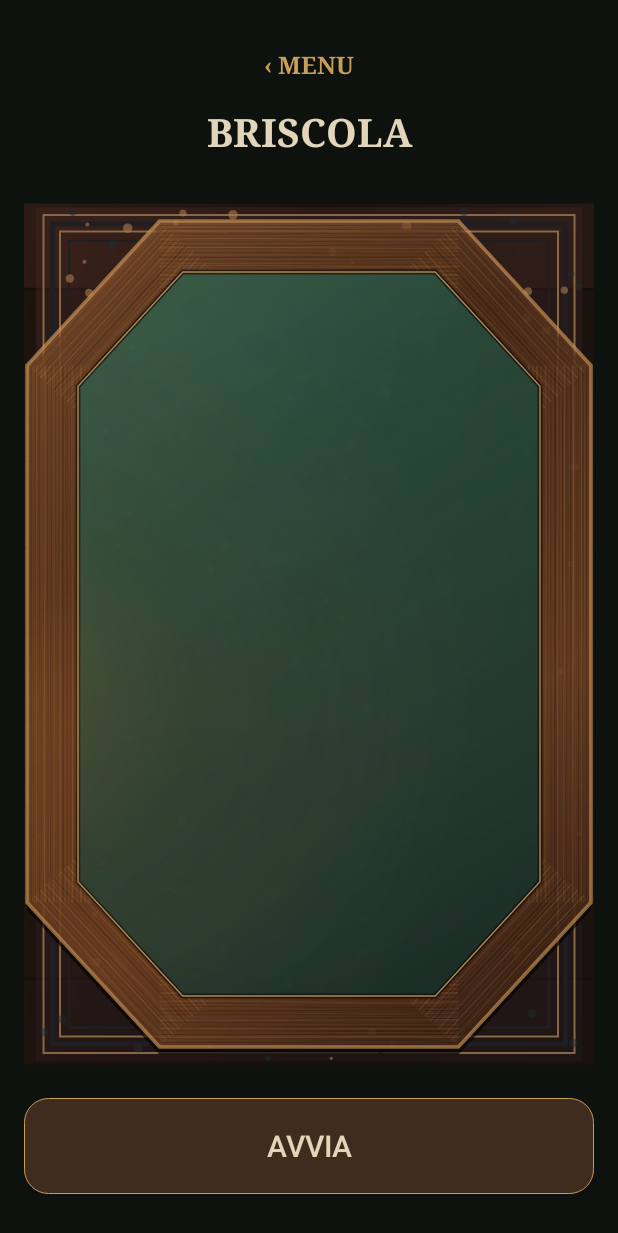
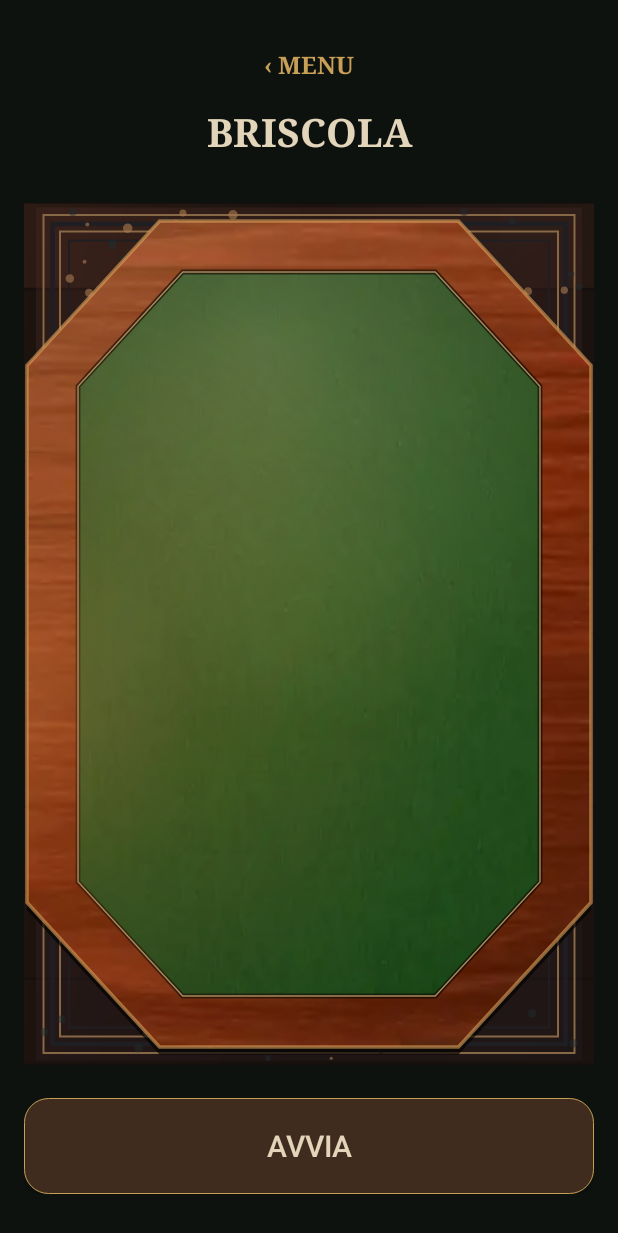
Before and after one commit to studiosmus-source/CARTE-, an Android app: the screen it shows after launch (MainActivity), after a tap on "BRISCOLA", on a phone screen of 412 x 824 dp. Shown: the top 1233 px of the screen. Run offline under Robolectric (Android 15) with nearby library versions, the light colour scheme and no system bars.

Commit message:
Render supplied walnut and felt textures and strengthen cinematic overhead and firelight

```diff
--- a/app/src/main/java/it/studiosmus/carte/ui/SalonTable.kt
+++ b/app/src/main/java/it/studiosmus/carte/ui/SalonTable.kt
@@ -1,6 +1,8 @@
 package it.studiosmus.carte.ui
 
 import android.content.Context
+import android.graphics.Bitmap
+import android.graphics.BitmapFactory
 import android.graphics.Canvas
 import android.graphics.Color
 import android.graphics.LinearGradient
@@ -12,7 +14,6 @@ import android.graphics.Shader
 import android.os.SystemClock
 import android.view.View
 import android.widget.FrameLayout
-import kotlin.math.hypot
 import kotlin.math.max
 import kotlin.math.min
 import kotlin.math.sin
@@ -20,8 +21,8 @@ import kotlin.random.Random
 
 /**
  * Portrait-adaptive overhead salon table, inspired by the supplied eight-sided
- * walnut / green felt / Persian rug reference. Procedural paint avoids large
- * bitmaps, network access, frame loops and extra asset dependencies.
+ * walnut / green felt / Persian rug reference. Wood and felt use the
+ * actual supplied photographic materials, bundled offline as WebP assets.
  *
  * This view is only the background. Game cards, stock and touch targets remain
  * independent children of the FrameLayout.
@@ -29,6 +30,22 @@ import kotlin.random.Random
 class SalonTable(context: Context, fireplaceIntensity: Float = 0f) : FrameLayout(context) {
     private val fireAmount = fireplaceIntensity.coerceIn(0f, 1f)
     private val density = resources.displayMetrics.density
+    private val woodTexture by lazy { loadTexture("salon_wood") }
+    private val feltTexture by lazy { loadTexture("salon_felt") }
+
+    private fun loadTexture(name: String): Bitmap? = synchronized(textureCache) {
+        textureCache[name] ?: try {
+            context.assets.open("textures/$name.webp").use { input ->
+                BitmapFactory.decodeStream(input)?.also { textureCache[name] = it }
+            }
+        } catch (_: java.io.IOException) {
+            null // The CI gate rejects missing files; keep crash-safe fallback.
+        }
+    }
+
+    companion object {
+        private val textureCache = mutableMapOf<String, Bitmap>()
+    }
     private fun dp(value: Float) = value * density
 
     private fun octagon(rect: RectF, cutX: Float, cutY: Float): Path {
@@ -142,43 +159,29 @@ class SalonTable(context: Context, fireplaceIntensity: Float = 0f) : FrameLayout
             canvas.drawPath(outerShape, paint)
             paint.shader = null
 
-            // Grain runs in the direction of each of the eight rail segments,
-            // rather than horizontally across the whole table.
-            val vertices = corners(outer, cutX, cutY)
+            // Real user-supplied walnut texture on the wood ring only.
+            woodTexture?.let { wood ->
+                canvas.save()
+                canvas.clipPath(outerShape)
+                canvas.clipOutPath(innerShape)
+                paint.style = Paint.Style.FILL
+                paint.shader = null
+                paint.alpha = 255
+                paint.isFilterBitmap = true
+                canvas.drawBitmap(wood, null, outer, paint)
+                canvas.restore()
+            }
+            // Gentle overhead sheen adds depth without masking the photograph.
             canvas.save()
             canvas.clipPath(outerShape)
-            canvas.clipOutPath(innerShape) // API 26+, the app's minSdk.
-            val grain = Random(8523)
-            for (edge in 0 until vertices.size) {
-                val a = vertices[edge]
-                val b = vertices[(edge + 1) % vertices.size]
-                val dx = b.first - a.first
-                val dy = b.second - a.second
-                val length = hypot(dx, dy).coerceAtLeast(1f)
-                val nx = -dy / length
-                val ny = dx / length
-                for (line in 0 until 85) {
-                    val offset = rail * 1.65f * (line + .5f) / 85f
-                    val wobble = (grain.nextFloat() - .5f) * dp(5f)
-                    val x1 = a.first + nx * offset
-                    val y1 = a.second + ny * offset
-                    val x2 = b.first + nx * offset
-                    val y2 = b.second + ny * offset
-                    val stroke = Path().apply {
-                        moveTo(x1, y1)
-                        cubicTo(x1 + dx * .33f + nx * wobble,
-                            y1 + dy * .33f + ny * wobble,
-                            x1 + dx * .7f - nx * wobble * .7f,
-                            y1 + dy * .7f - ny * wobble * .7f,
-                            x2, y2)
-                    }
-                    paint.style = Paint.Style.STROKE
-                    paint.strokeWidth = dp(if (line % 9 == 0) .9f else .32f)
-                    paint.color = if (line % 4 == 0)
-                        Color.argb(58, 20, 9, 6) else Color.argb(37, 241, 169, 96)
-                    canvas.drawPath(stroke, paint)
-                }
-            }
+            canvas.clipOutPath(innerShape)
+            paint.style = Paint.Style.FILL
+            paint.shader = LinearGradient(0f, outer.top, w, outer.bottom,
+                intArrayOf(Color.argb(73, 255, 218, 158),
+                    Color.TRANSPARENT, Color.argb(100, 25, 12, 5)),
+                null, Shader.TileMode.CLAMP)
+            canvas.drawRect(outer, paint)
+            paint.shader = null
             canvas.restore()
             paint.style = Paint.Style.STROKE
             paint.shader = null
@@ -198,27 +201,25 @@ class SalonTable(context: Context, fireplaceIntensity: Float = 0f) : FrameLayout
             paint.shader = null
             canvas.save()
             canvas.clipPath(innerShape)
-            val feltRandom = Random(2244)
-            repeat(2300) {
-                val x = inner.left + feltRandom.nextFloat() * inner.width()
-                val y = inner.top + feltRandom.nextFloat() * inner.height()
-                paint.style = Paint.Style.STROKE
-                paint.strokeWidth = dp(.33f)
-                paint.color = if (it % 3 == 0) Color.argb(30, 190, 199, 164)
-                    else Color.argb(27, 5, 29, 23)
-                canvas.drawLine(x, y, x + dp(.9f), y + dp(.5f), paint)
+            // Real green woven felt supplied by the user.
+            feltTexture?.let { textile ->
+                paint.shader = null
+                paint.style = Paint.Style.FILL
+                paint.alpha = 255
+                paint.isFilterBitmap = true
+                canvas.drawBitmap(textile, null, inner, paint)
             }
             paint.style = Paint.Style.FILL
             paint.shader = RadialGradient(w * .42f, h * .17f,
                 maxOf(w, h) * .9f,
-                intArrayOf(Color.argb(69, 221, 194, 124),
-                    Color.argb(16, 159, 147, 93), Color.TRANSPARENT),
+                intArrayOf(Color.argb(93, 247, 220, 160),
+                    Color.argb(28, 208, 174, 103), Color.TRANSPARENT),
                 null, Shader.TileMode.CLAMP)
             canvas.drawRect(inner, paint)
             paint.shader = null
             paint.shader = RadialGradient(w * .5f, h * .47f,
                 maxOf(w, h) * .77f,
-                intArrayOf(Color.TRANSPARENT, Color.argb(100, 3, 24, 22)),
+                intArrayOf(Color.TRANSPARENT, Color.argb(66, 3, 24, 22)),
                 null, Shader.TileMode.CLAMP)
             canvas.drawRect(inner, paint)
             paint.shader = null
@@ -265,8 +266,8 @@ class SalonTable(context: Context, fireplaceIntensity: Float = 0f) : FrameLayout
             canvas.clipPath(octagon(outer, outer.width() * .235f, outer.height() * .175f))
             lightPaint.shader = RadialGradient(originX, originY, radius,
                 intArrayOf(
-                    Color.argb((86f * strength).toInt(), 255, 155, 70),
-                    Color.argb((31f * strength).toInt(), 240, 133, 58),
+                    Color.argb((150f * strength).toInt(), 255, 160, 83),
+                    Color.argb((68f * strength).toInt(), 244, 138, 63),
                     Color.TRANSPARENT
                 ),
                 floatArrayOf(0f, .40f, 1f), Shader.TileMode.CLAMP)
```
